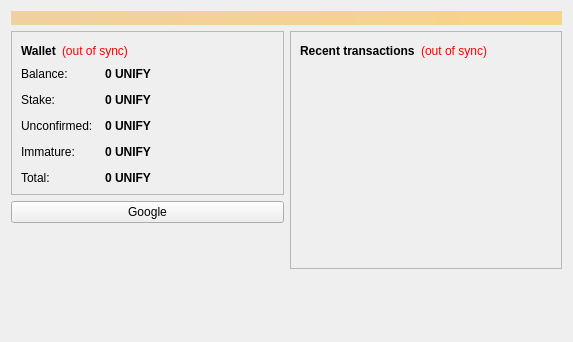
Old version of the form src/qt/forms/overviewpage.ui in the repository SBDomains/unitest.
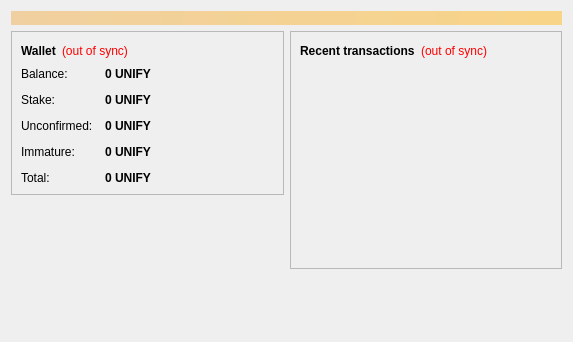
New version of the form.

```diff
--- a/src/qt/forms/overviewpage.ui
+++ b/src/qt/forms/overviewpage.ui
@@ -244,13 +244,6 @@
          </layout>
         </widget>
        </item>
-       <item>
-        <widget class="QPushButton" name="pushButton">
-         <property name="text">
-          <string>Google</string>
-         </property>
-        </widget>
-       </item>
        <item>
         <spacer name="verticalSpacer">
          <property name="orientation">
```
